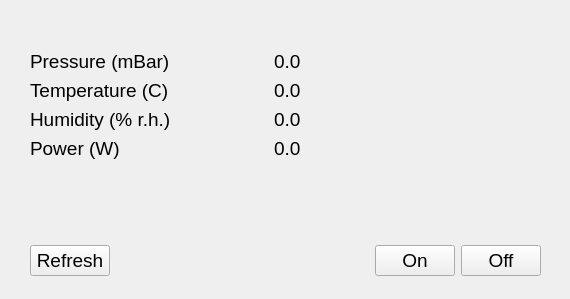
Qt form hostsoftware/hexadisplay/libhexadisplay/simple.ui (mysmartgrid/hexabus) before a commit.
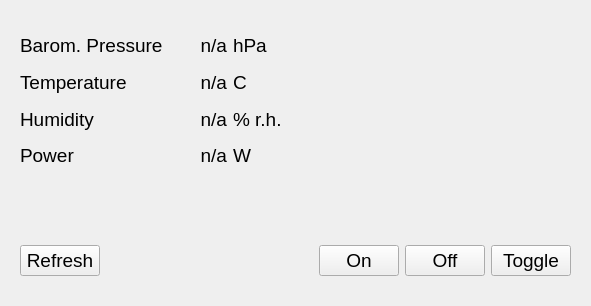
The same form after that commit. Icons and pictures are not drawn.

Commit message: implemented simple UI for demo

Patch:
```diff
--- a/hostsoftware/hexadisplay/libhexadisplay/simple.ui
+++ b/hostsoftware/hexadisplay/libhexadisplay/simple.ui
@@ -6,19 +6,22 @@
    <rect>
     <x>0</x>
     <y>0</y>
-    <width>570</width>
-    <height>299</height>
+    <width>591</width>
+    <height>306</height>
    </rect>
   </property>
   <property name="windowTitle">
    <string>HexaBus Demo Display</string>
   </property>
+  <property name="styleSheet">
+   <string notr="true">QWidget {background-image: url(:/images/images/HexaBus-Steckdose.jpg)}</string>
+  </property>
   <widget class="QWidget" name="horizontalLayoutWidget">
    <property name="geometry">
     <rect>
-     <x>30</x>
+     <x>20</x>
      <y>240</y>
-     <width>511</width>
+     <width>551</width>
      <height>41</height>
     </rect>
    </property>
@@ -78,21 +81,52 @@
       </property>
      </widget>
     </item>
+    <item>
+     <widget class="QPushButton" name="toggle_PB">
+      <property name="font">
+       <font>
+        <pointsize>14</pointsize>
+        <weight>50</weight>
+        <bold>false</bold>
+       </font>
+      </property>
+      <property name="text">
+       <string>Toggle</string>
+      </property>
+     </widget>
+    </item>
    </layout>
   </widget>
-  <widget class="QWidget" name="verticalLayoutWidget">
+  <widget class="QLabel" name="label_5">
    <property name="geometry">
     <rect>
-     <x>30</x>
-     <y>50</y>
+     <x>300</x>
+     <y>30</y>
+     <width>310</width>
+     <height>201</height>
+    </rect>
+   </property>
+   <property name="text">
+    <string/>
+   </property>
+   <property name="pixmap">
+    <pixmap resource="default.qrc">:/images/steckdose.jpg</pixmap>
+   </property>
+   <property name="scaledContents">
+    <bool>true</bool>
+   </property>
+  </widget>
+  <widget class="QWidget" name="gridLayoutWidget">
+   <property name="geometry">
+    <rect>
+     <x>20</x>
+     <y>30</y>
      <width>271</width>
-     <height>131</height>
+     <height>141</height>
     </rect>
    </property>
-   <layout class="QVBoxLayout" name="verticalLayout">
-    <item>
-     <layout class="QHBoxLayout" name="horizontalLayout_6">
-      <item>
+   <layout class="QGridLayout" name="gridLayout">
+    <item row="0" column="0">
        <widget class="QLabel" name="label_3">
         <property name="font">
          <font>
@@ -100,65 +134,11 @@
          </font>
         </property>
         <property name="text">
-         <string>Pressure (mBar)</string>
+       <string>Barom. Pressure</string>
         </property>
        </widget>
       </item>
-      <item>
-       <spacer name="horizontalSpacer_4">
-        <property name="orientation">
-         <enum>Qt::Horizontal</enum>
-        </property>
-        <property name="sizeHint" stdset="0">
-         <size>
-          <width>40</width>
-          <height>20</height>
-         </size>
-        </property>
-       </spacer>
-      </item>
-      <item>
-       <widget class="QLabel" name="pressure_display">
-        <property name="font">
-         <font>
-          <pointsize>14</pointsize>
-         </font>
-        </property>
-        <property name="text">
-         <string>0.0</string>
-        </property>
-       </widget>
-      </item>
-     </layout>
-    </item>
-    <item>
-     <layout class="QHBoxLayout" name="horizontalLayout_4">
-      <item>
-       <widget class="QLabel" name="label">
-        <property name="font">
-         <font>
-          <pointsize>14</pointsize>
-         </font>
-        </property>
-        <property name="text">
-         <string>Temperature (C)</string>
-        </property>
-       </widget>
-      </item>
-      <item>
-       <spacer name="horizontalSpacer_2">
-        <property name="orientation">
-         <enum>Qt::Horizontal</enum>
-        </property>
-        <property name="sizeHint" stdset="0">
-         <size>
-          <width>40</width>
-          <height>20</height>
-         </size>
-        </property>
-       </spacer>
-      </item>
-      <item>
+    <item row="1" column="1">
        <widget class="QLabel" name="temperature_display">
         <property name="font">
          <font>
@@ -166,15 +146,38 @@
          </font>
         </property>
         <property name="text">
-         <string>0.0</string>
-        </property>
-       </widget>
-      </item>
-     </layout>
+       <string>n/a</string>
+      </property>
+      <property name="alignment">
+       <set>Qt::AlignRight|Qt::AlignTrailing|Qt::AlignVCenter</set>
+      </property>
+     </widget>
+    </item>
+    <item row="0" column="2">
+     <widget class="QLabel" name="label_6">
+      <property name="font">
+       <font>
+        <pointsize>14</pointsize>
+       </font>
+      </property>
+      <property name="text">
+       <string>hPa</string>
+      </property>
+     </widget>
     </item>
-    <item>
-     <layout class="QHBoxLayout" name="horizontalLayout_5">
-      <item>
+    <item row="1" column="0">
+     <widget class="QLabel" name="label">
+      <property name="font">
+       <font>
+        <pointsize>14</pointsize>
+       </font>
+      </property>
+      <property name="text">
+       <string>Temperature</string>
+      </property>
+     </widget>
+    </item>
+    <item row="2" column="0">
        <widget class="QLabel" name="label_2">
         <property name="font">
          <font>
@@ -182,24 +185,11 @@
          </font>
         </property>
         <property name="text">
-         <string>Humidity (% r.h.)</string>
+       <string>Humidity</string>
         </property>
        </widget>
       </item>
-      <item>
-       <spacer name="horizontalSpacer_3">
-        <property name="orientation">
-         <enum>Qt::Horizontal</enum>
-        </property>
-        <property name="sizeHint" stdset="0">
-         <size>
-          <width>40</width>
-          <height>20</height>
-         </size>
-        </property>
-       </spacer>
-      </item>
-      <item>
+    <item row="2" column="1">
        <widget class="QLabel" name="humidity_display">
         <property name="font">
          <font>
@@ -207,15 +197,53 @@
          </font>
         </property>
         <property name="text">
-         <string>0.0</string>
-        </property>
-       </widget>
-      </item>
-     </layout>
+       <string>n/a</string>
+      </property>
+      <property name="alignment">
+       <set>Qt::AlignRight|Qt::AlignTrailing|Qt::AlignVCenter</set>
+      </property>
+     </widget>
+    </item>
+    <item row="2" column="2">
+     <widget class="QLabel" name="label_8">
+      <property name="font">
+       <font>
+        <pointsize>14</pointsize>
+       </font>
+      </property>
+      <property name="text">
+       <string>% r.h.</string>
+      </property>
+     </widget>
     </item>
-    <item>
-     <layout class="QHBoxLayout" name="horizontalLayout_7">
-      <item>
+    <item row="0" column="1">
+     <widget class="QLabel" name="pressure_display">
+      <property name="font">
+       <font>
+        <pointsize>14</pointsize>
+       </font>
+      </property>
+      <property name="text">
+       <string>n/a</string>
+      </property>
+      <property name="alignment">
+       <set>Qt::AlignRight|Qt::AlignTrailing|Qt::AlignVCenter</set>
+      </property>
+     </widget>
+    </item>
+    <item row="1" column="2">
+     <widget class="QLabel" name="label_7">
+      <property name="font">
+       <font>
+        <pointsize>14</pointsize>
+       </font>
+      </property>
+      <property name="text">
+       <string>C</string>
+      </property>
+     </widget>
+    </item>
+    <item row="3" column="0">
        <widget class="QLabel" name="label_4">
         <property name="font">
          <font>
@@ -226,24 +254,11 @@
          </font>
         </property>
         <property name="text">
-         <string>Power (W)</string>
+       <string>Power</string>
         </property>
        </widget>
       </item>
-      <item>
-       <spacer name="horizontalSpacer_5">
-        <property name="orientation">
-         <enum>Qt::Horizontal</enum>
-        </property>
-        <property name="sizeHint" stdset="0">
-         <size>
-          <width>40</width>
-          <height>20</height>
-         </size>
-        </property>
-       </spacer>
-      </item>
-      <item>
+    <item row="3" column="1">
        <widget class="QLabel" name="power_display">
         <property name="font">
          <font>
@@ -254,24 +269,24 @@
          </font>
         </property>
         <property name="text">
-         <string>0.0</string>
-        </property>
-       </widget>
-      </item>
-     </layout>
-    </item>
-    <item>
-     <spacer name="verticalSpacer">
-      <property name="orientation">
-       <enum>Qt::Vertical</enum>
+       <string>n/a</string>
+      </property>
+      <property name="alignment">
+       <set>Qt::AlignRight|Qt::AlignTrailing|Qt::AlignVCenter</set>
+      </property>
+     </widget>
+    </item>
+    <item row="3" column="2">
+     <widget class="QLabel" name="label_9">
+      <property name="font">
+       <font>
+        <pointsize>14</pointsize>
+       </font>
       </property>
-      <property name="sizeHint" stdset="0">
-       <size>
-        <width>20</width>
-        <height>40</height>
-       </size>
+      <property name="text">
+       <string>W</string>
       </property>
-     </spacer>
+     </widget>
     </item>
    </layout>
   </widget>
```
Left out of the diff: 4 changed lines with no effect on the pictures. Lines whose indentation alone changed are shown as unchanged. The commit also changes 9 other files.
